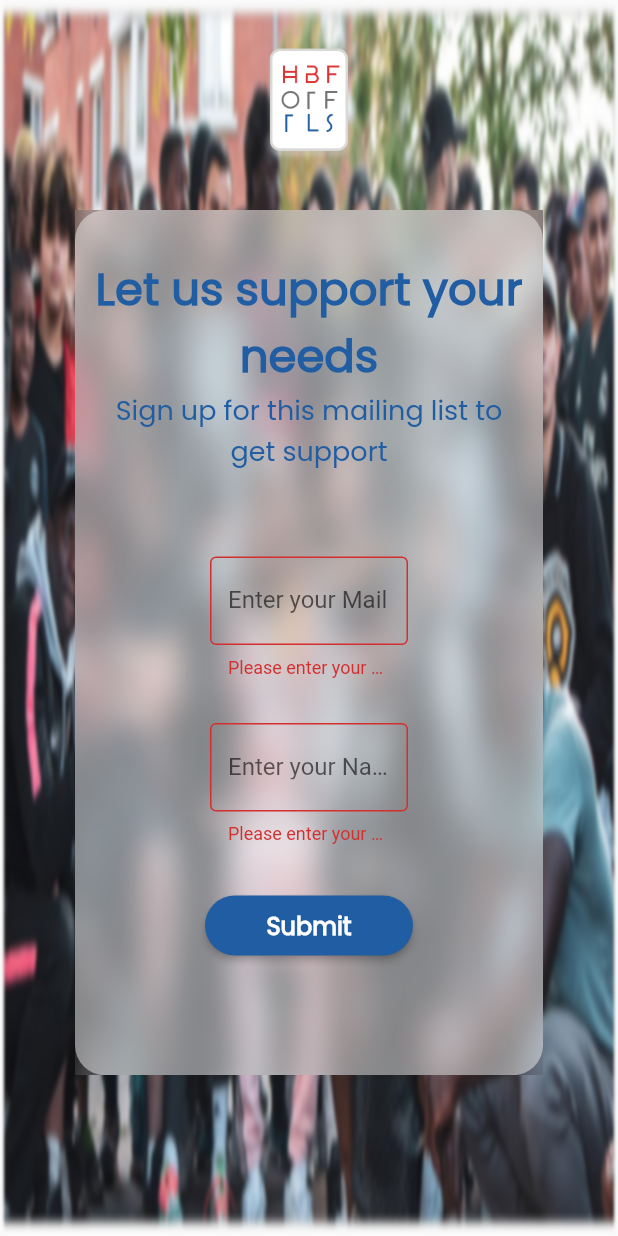
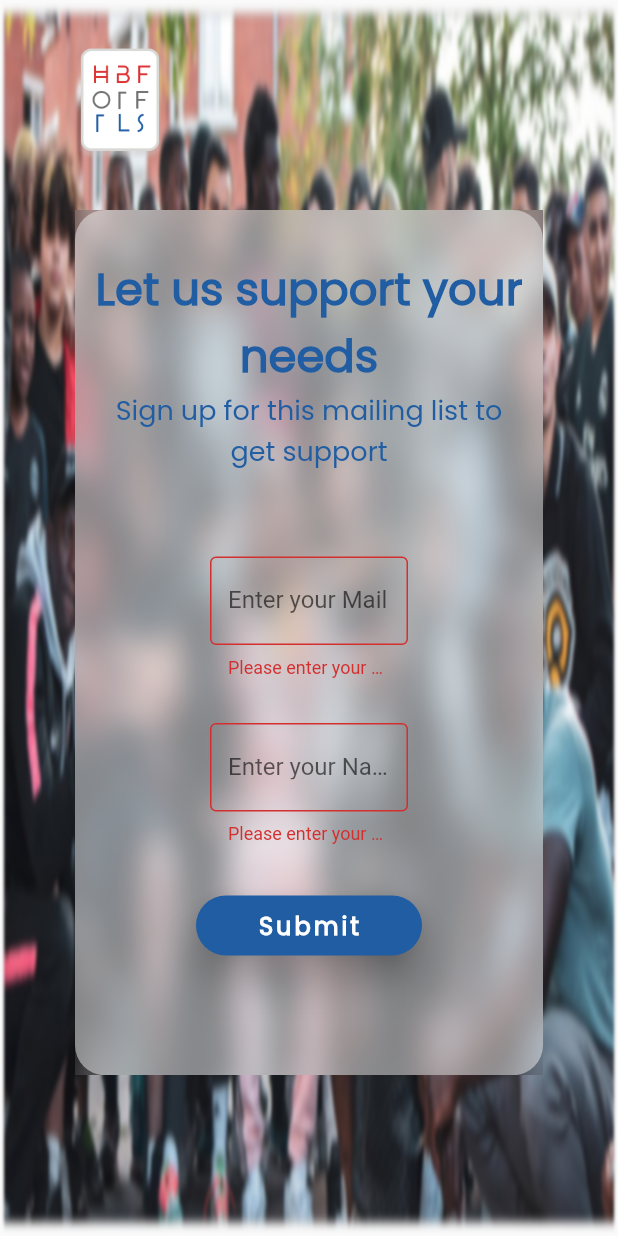
Before and after one commit to ClementPeter/hbf_support_mailing_List, a Flutter app: the SupportPage screen opened directly, after a tap on "Submit", on a phone screen of 412 x 824 dp. Run offline on Flutter 3.47's test engine with Material 2 defaults, Android fonts, the light colour scheme and no system bars; our stand-ins replace form_field_validator.

Commit message:
Refactoring home.dart

```diff
--- a/lib/home.dart
+++ b/lib/home.dart
@@ -1,6 +1,5 @@
 import 'package:flutter/material.dart';
 import 'package:hbf_trenches_support/support_page.dart';
-
 import 'dart:ui';
 
 class MyHomePage extends StatefulWidget {
@@ -30,7 +29,7 @@ class _MyHomePageState extends State<MyHomePage> {
             children: [
               Padding(
                 padding: const EdgeInsets.symmetric(
-                    horizontal: 20.0, vertical: 20.0),
+                    horizontal: 50.0, vertical: 20.0),
                 child: Image.asset(
                   'images/hbf_logo.png',
                   width: 60.0,
@@ -183,89 +182,6 @@ class _MyHomePageState extends State<MyHomePage> {
 
 
 
-
-
-
-
-
-
-
-
-
-
-
-
-
-
-
-
-
-
-
-
-
-
-
-
-
-
-
-
-
-
-
-
-
-
-
-
-
-
-
-
-
-
-
-
-
-
-
-
-
-
-
-
-
-
-
-
-
-
-
-
-
-
-
-
-
-
-
-
-
-
-
-// class MyHomePage extends StatefulWidget {
-//   const MyHomePage({Key? key}) : super(key: key);
-//   //const MyHomePage({Key? key, required this.title}) : super(key: key);
-//   // final String title;
-//   @override
-//   State<MyHomePage> createState() => _MyHomePageState();
-// }
-
-// class _MyHomePageState extends State<MyHomePage> {
-//   @override
-//   Widget build(BuildContext context) {
-//     return Scaffold(
 //       body: Container(
 //         width: MediaQuery.of(context).size.width,
 //         height: MediaQuery.of(context).size.height,
--- a/lib/support_page.dart
+++ b/lib/support_page.dart
@@ -10,48 +10,58 @@ class SupportPage extends StatefulWidget {
 }
 
 class _SupportPageState extends State<SupportPage> {
+  // Clean up the controller when the widget is disposed.
   @override
   void dispose() {
-    // Clean up the controller when the widget is disposed.
     emailController.dispose();
     nameController.dispose();
     super.dispose();
   }
 
-  //form key
+  //Form key
   GlobalKey<FormState> formKey = GlobalKey<FormState>();
   //final _formKey = GlobalKey<FormState>();
 
   //email controller
   TextEditingController emailController = TextEditingController();
+
   //name controller
   TextEditingController nameController = TextEditingController();
-  //
+
   //Stores user email
   String? email;
-  //
-  //Stores user nameS
+
+  //Stores usernames
   String? name;
+
   //Store email into an empty List
   List<String>? emails = [];
-  //
+
   //Store names into an empty List
   List<String>? names = [];
 
-  //
+  //Submit Function
   submit() {
     emails!.add(emailController.text);
     print(emails);
-    emailController.clear();
+    //emailController.clear();
     print('emails list after clearing');
     print(emails);
-    //if(){},
-    ScaffoldMessenger.of(context).showSnackBar(
-      const SnackBar(
-        content: Text("Form Filled"),
-        duration: Duration(milliseconds: 2000),
-      ),
-    );
+
+    if (formKey.currentState!.validate()) {
+      emails!.add(email!);
+      names!.add(name!);
+      ScaffoldMessenger.of(context).showSnackBar(
+        const SnackBar(
+          content: Text(
+            "Your Response has been recorded...We'll get back in a bit",
+          ),
+          duration: Duration(
+            milliseconds: 2000,
+          ),
+        ),
+      );
+    }
   }
 
   @override
@@ -70,11 +80,11 @@ class _SupportPageState extends State<SupportPage> {
         ),
         child: SingleChildScrollView(
           child: Column(
-            //crossAxisAlignment: CrossAxisAlignment.start,
+            crossAxisAlignment: CrossAxisAlignment.start,
             children: [
               Padding(
                 padding: const EdgeInsets.symmetric(
-                    horizontal: 20.0, vertical: 20.0),
+                    horizontal: 50.0, vertical: 20.0),
                 child: Image.asset(
                   'images/hbf_logo.png',
                   width: 60.0,
@@ -202,49 +212,15 @@ class _SupportPageState extends State<SupportPage> {
                                       ),
                                     ),
                                     const SizedBox(height: 30.0),
-                                    //
-
+                                    //Submit Button
                                     ElevatedButton(
                                       style: ElevatedButton.styleFrom(
-                                        primary: const Color(
-                                          0XFF205DA2,
-                                        ), // background
-
+                                        primary: const Color(0XFF205DA2),
                                         shape: const StadiumBorder(),
+                                        elevation: 10.0,
                                       ),
                                       onPressed: () {
-                                        setState(() {
-                                          if (formKey.currentState!
-                                              .validate()) {
-                                            emails!.add(email!);
-                                            names!.add(name!);
-                                            ScaffoldMessenger.of(context)
-                                                .showSnackBar(
-                                              const SnackBar(
-                                                content: Text(
-                                                  "Your Response has been recorded...We'll get back in a bit",
-                                                ),
-                                                duration: Duration(
-                                                  milliseconds: 2000,
-                                                ),
-                                              ),
-                                            );
-                                          }
-                                          emailController.clear();
-                                          nameController.clear();
-
-                                          //emailController.
-                                          // ScaffoldMessenger.of(context)
-                                          //     .showSnackBar(
-                                          //   const SnackBar(
-                                          //     content: Text(
-                                          //       "Your Response has been recorded",
-                                          //     ),
-                                          //     duration:
-                                          //         Duration(milliseconds: 2000),
-                                          //   ),
-                                          //   );
-                                        });
+                                        submit();
 
                                         print("email: $emails");
                                         print("name: $names");
@@ -264,11 +240,11 @@ class _SupportPageState extends State<SupportPage> {
                                             fontWeight: FontWeight.bold,
                                             fontSize: 16.0,
                                             color: Colors.white,
+                                            letterSpacing: 2.0,
                                           ),
                                         ),
                                       ),
                                     ),
-
                                     const SizedBox(height: 30.0),
                                   ],
                                 ),
```
